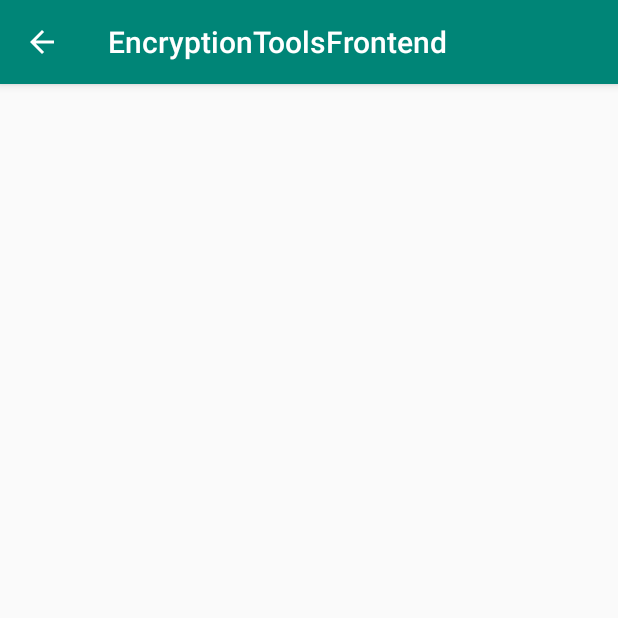
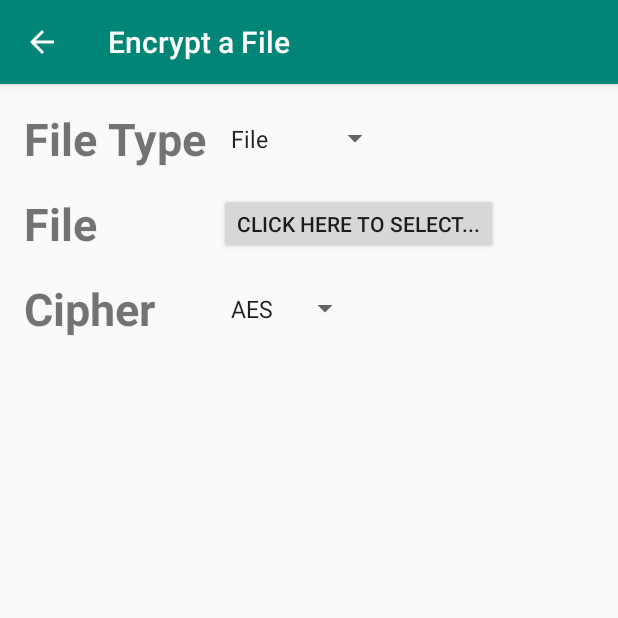
Before and after one commit to Chainmanner/COMP3004B-Nameless-Project, an Android app: the EncryptFilesFragment screen opened through its navigation route, on a phone screen of 412 x 824 dp, the top half of it. Run offline under Robolectric (Android 15) with nearby library versions, the phone set to English and light mode, and no system bars.

Commit message:
Gabriel: After spending two hours trying to find a way to make a chooser such that we can either pick a file or take a photo/video, only to settle with a disappointing solution in the end, I added just a tiny bit to the UI. Specifically, updated the color scheme for the Encryption Tools main menu, and added a little bit to the Encrypt File UI.

```diff
--- a/EncryptionToolsFrontend/app/src/main/AndroidManifest.xml
+++ b/EncryptionToolsFrontend/app/src/main/AndroidManifest.xml
@@ -16,10 +16,11 @@
             android:label="@string/app_name"
             android:theme="@style/AppTheme.NoActionBar">
             <intent-filter>
-                <action android:name="android.intent.action.MAIN"></action>
-                <category android:name="android.intent.category.LAUNCHER"></category>
-                <action android:name="android.intent.action.GET_CONTENT"></action>
-                <category android:name="android.intent.category.OPENABLE"></category>
+                <action android:name="android.intent.action.MAIN" />
+                <category android:name="android.intent.category.LAUNCHER" />
+                <!--<action android:name="android.intent.action.GET_CONTENT" />-->
+                <!--<action android:name="android.intent.action.PICK_ACTIVITY" />-->
+                <!--<category android:name="android.intent.category.OPENABLE"></category>-->
             </intent-filter>
             <nav-graph android:value="@navigation/navigation"></nav-graph>
         </activity>
--- a/EncryptionToolsFrontend/app/src/main/java/project/comp3004/encryptiontoolsfrontend/EncryptFilesFragment.java
+++ b/EncryptionToolsFrontend/app/src/main/java/project/comp3004/encryptiontoolsfrontend/EncryptFilesFragment.java
@@ -1,7 +1,10 @@
 package project.comp3004.encryptiontoolsfrontend;
 
 import android.content.Intent;
+import android.content.pm.PackageManager;
 import android.os.Bundle;
+import android.provider.MediaStore;
+import android.util.Log;
 import android.view.LayoutInflater;
 import android.view.View;
 import android.view.ViewGroup;
@@ -23,6 +26,7 @@ public class EncryptFilesFragment extends Fragment {
         {
             ((MainActivity)getActivity()).getSupportActionBar().setDisplayHomeAsUpEnabled(true);
             ((MainActivity)getActivity()).getSupportActionBar().setDisplayShowHomeEnabled(true);
+            ((MainActivity)getActivity()).getSupportActionBar().setTitle("Encrypt a File");
         }
         toolbar.setNavigationOnClickListener(new View.OnClickListener() {
             @Override
@@ -33,9 +37,15 @@ public class EncryptFilesFragment extends Fragment {
 
         // TEST CODE - IT WORKS!
         Intent intent = new Intent(Intent.ACTION_GET_CONTENT);
-        intent.addCategory(Intent.CATEGORY_OPENABLE);
+        //                <category android:name="android.intent.category.OPENABLE"></category>
+        //intent.addCategory(Intent.CATEGORY_OPENABLE);
         intent.setType("*/*");
+        //intent.putExtra(Intent.EXTRA_MIME_TYPES, "*/*");
+        intent.putExtra(Intent.EXTRA_LOCAL_ONLY, "true");
+        intent.setFlags(Intent.FLAG_GRANT_READ_URI_PERMISSION);
         Intent intent2 = Intent.createChooser(intent, "Choose a file");
+        PackageManager pm = ((MainActivity)getActivity()).getPackageManager();
+        Log.w("hyggelig", "" + (pm.queryIntentActivities(intent2, 0).size()));
         startActivityForResult(intent2, 0);
 
         return theView;
--- a/EncryptionToolsFrontend/app/src/main/res/layout/encrypt_files_layout.xml
+++ b/EncryptionToolsFrontend/app/src/main/res/layout/encrypt_files_layout.xml
@@ -21,9 +21,99 @@
 
     </com.google.android.material.appbar.AppBarLayout>
 
-    <LinearLayout
+    <TableLayout
         android:layout_width="match_parent"
         android:layout_height="match_parent"
-        android:layout_marginTop="56dp"
-        android:orientation="vertical"/>
+        android:layout_marginLeft="16dp"
+        android:layout_marginTop="64dp"
+        android:layout_marginRight="16dp"
+        android:layout_marginBottom="16dp">
+
+        <TableRow
+            android:layout_width="match_parent"
+            android:layout_height="match_parent"
+            android:layout_marginTop="8dp"
+            android:layout_marginBottom="8dp">
+
+            <TextView
+                android:id="@+id/textView3"
+                android:layout_width="wrap_content"
+                android:layout_height="wrap_content"
+                android:text="File Type"
+                android:textSize="30sp"
+                android:textStyle="bold" />
+
+            <Spinner
+                android:id="@+id/spinner"
+                android:layout_width="match_parent"
+                android:layout_height="match_parent"
+                android:layout_gravity="left"
+                android:layout_marginLeft="8dp"
+                android:layout_marginRight="8dp"
+                android:entries="@array/enc_file_types" />
+        </TableRow>
+
+        <TableRow
+            android:layout_width="match_parent"
+            android:layout_height="match_parent"
+            android:layout_marginTop="8dp"
+            android:layout_marginBottom="8dp"
+            android:visibility="visible">
+
+            <TextView
+                android:id="@+id/textView"
+                android:layout_width="wrap_content"
+                android:layout_height="wrap_content"
+                android:text="File"
+                android:textSize="30sp"
+                android:textStyle="bold" />
+
+            <Button
+                android:id="@+id/button"
+                android:layout_width="match_parent"
+                android:layout_height="match_parent"
+                android:layout_gravity="left"
+                android:layout_marginLeft="8dp"
+                android:layout_marginRight="8dp"
+                android:text="Click here to select..." />
+        </TableRow>
+
+        <TableRow
+            android:layout_width="match_parent"
+            android:layout_height="match_parent"
+            android:layout_marginTop="8dp"
+            android:layout_marginBottom="8dp"
+            android:visibility="visible">
+
+            <TextView
+                android:id="@+id/textView6"
+                android:layout_width="wrap_content"
+                android:layout_height="wrap_content"
+                android:text="Cipher"
+                android:textSize="30sp"
+                android:textStyle="bold" />
+
+            <Spinner
+                android:id="@+id/spinner2"
+                android:layout_width="match_parent"
+                android:layout_height="match_parent"
+                android:layout_gravity="left"
+                android:layout_marginLeft="8dp"
+                android:layout_marginRight="8dp"
+                android:entries="@array/enc_ciphers" />
+        </TableRow>
+
+        <TableRow
+            android:layout_width="match_parent"
+            android:layout_height="match_parent"
+            android:layout_marginTop="8dp"
+            android:layout_marginBottom="8dp" />
+
+        <TableRow
+            android:layout_width="match_parent"
+            android:layout_height="match_parent"
+            android:layout_marginTop="8dp"
+            android:layout_marginBottom="8dp" />
+    </TableLayout>
+
 </FrameLayout>
--- a/EncryptionToolsFrontend/app/src/main/res/layout/main.xml
+++ b/EncryptionToolsFrontend/app/src/main/res/layout/main.xml
@@ -81,9 +81,10 @@
                 android:id="@+id/textView5"
                 android:layout_width="185dp"
                 android:layout_height="match_parent"
+                android:layout_marginRight="4dp"
                 android:layout_weight="1"
                 android:gravity="right|center_vertical"
-                android:text="Encrypt File(s)"
+                android:text="Encrypt File"
                 android:textSize="30sp"
                 android:visibility="visible"
                 tools:visibility="visible" />
@@ -121,6 +122,7 @@
             <TextView
                 android:layout_width="185dp"
                 android:layout_height="match_parent"
+                android:layout_marginRight="4dp"
                 android:layout_weight="1"
                 android:gravity="right|center_vertical"
                 android:text="Decrypt File"
@@ -162,6 +164,7 @@
             <TextView
                 android:layout_width="185dp"
                 android:layout_height="match_parent"
+                android:layout_marginRight="4dp"
                 android:layout_weight="1"
                 android:gravity="right|center_vertical"
                 android:text="Keyring"
@@ -202,6 +205,7 @@
             <TextView
                 android:layout_width="185dp"
                 android:layout_height="match_parent"
+                android:layout_marginRight="4dp"
                 android:layout_weight="1"
                 android:gravity="right|center_vertical"
                 android:text="Private Folder"
--- a/EncryptionToolsFrontend/app/src/main/res/values/strings.xml
+++ b/EncryptionToolsFrontend/app/src/main/res/values/strings.xml
@@ -2,6 +2,15 @@
     <string name="app_name">EncryptionToolsFrontend</string>
     <string name="action_settings">Settings</string>
 
-    <!-- TODO: Remove or change this placeholder text -->
-    <string name="hello_blank_fragment">Hello blank fragment</string>
+    <string-array name="enc_file_types">
+            <item>File</item>
+            <item>Picture</item>
+            <item>Video</item>
+    </string-array>
+
+    <string-array name="enc_ciphers">
+        <item>AES</item>
+        <item>RSA</item>    <!-- TENTATIVE (also, should warn about this) -->
+        <item>DSA</item>    <!-- TENTATIVE (also, should warn about this) -->
+    </string-array>
 </resources>
```
